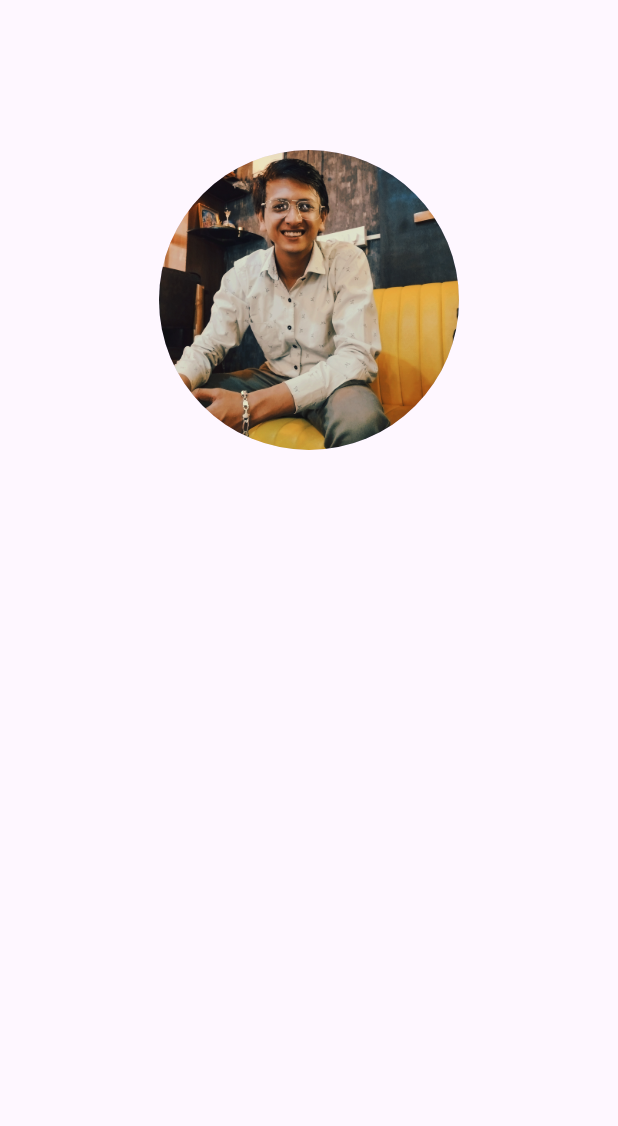
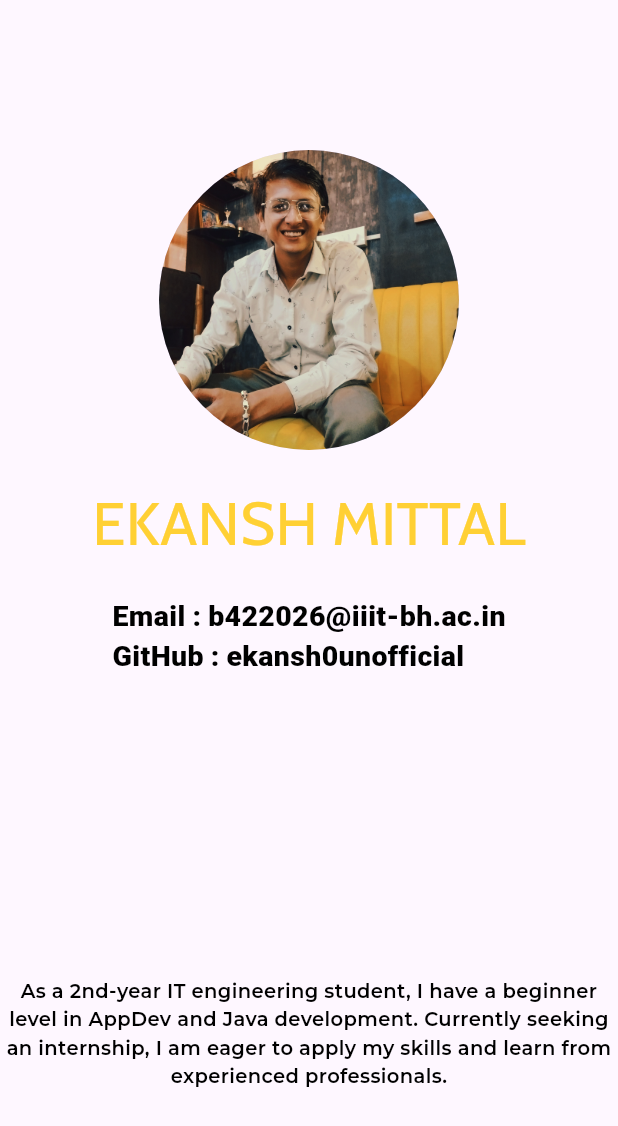
Before and after one commit to ekansh0unofficial/LearnFlutter, a Flutter app: the ProfilePage screen opened by its route, on a phone screen of 412 x 824 dp. Shown: the top 1126 px of the screen. Run offline on Flutter 3.47's test engine with Material 3 defaults, Android fonts, the phone set to English and light mode, and no system bars; our stand-ins replace google_fonts; network calls fail.

Commit message:
Latest Commit

```diff
--- a/lib/main.dart
+++ b/lib/main.dart
@@ -23,7 +23,7 @@ class MyApp extends StatelessWidget{
       theme: MyTheme.lightTheme
      ,
     routes:{
-      MyRoutes.intialRoute: (context) =>ProfilePage(),
+      MyRoutes.intialRoute: (context) =>Homepage(),
       MyRoutes.homeRoute : (context)  => Homepage(),
       MyRoutes.loginRoute :(context) => LoginPage(),
       MyRoutes.profileRoute :(context) => ProfilePage()
--- a/lib/pages/profilepage.dart
+++ b/lib/pages/profilepage.dart
@@ -1,24 +1,72 @@
-// ignore_for_file: prefer_const_constructors
+// ignore_for_file: prefer_const_constructors, prefer_const_literals_to_create_immutables, use_key_in_widget_constructors, must_be_immutable, unnecessary_import
 
+import 'package:flutter/cupertino.dart';
 import 'package:flutter/material.dart';
+import 'package:flutter/widgets.dart';
 import 'package:flutter_dart/widgets/mydrawer.dart';
+import 'package:flutter_dart/widgets/mytheme.dart';
 
 class ProfilePage extends StatelessWidget {
+  var introduction =
+      "As a 2nd-year IT engineering student, I have a beginner level in AppDev and Java development. Currently seeking an internship, I am eager to apply my skills and learn from experienced professionals.";
   @override
   Widget build(BuildContext context) {
     return Scaffold(
       drawer: MyDrawer(),
-      body: Center(
-        child: Column(
-          children:[
-            SizedBox(height: 100,width: 100,),
-            CircleAvatar(radius: 100,backgroundImage: AssetImage( "assets/images/IMG_20240203_181746.jpg")),
-
-          ]
-        )
-
-
-      ),
+      body: SafeArea(
+          child: Center(
+              child: Column(children: [
+        SizedBox(
+          height: 100,
+          width: 100,
+        ),
+        CircleAvatar(
+            radius: 100,
+            backgroundImage:
+                AssetImage("assets/images/IMG_20240203_181746.jpg")),
+        SizedBox(
+          height: 20,
+          width: 20,
+        ),
+        Text(
+          "EKANSH MITTAL",
+          style: MyTheme.lightTheme.textTheme.titleLarge,
+          textAlign: TextAlign.center,
+        ),
+        SizedBox(
+          height: 20,
+        ),
+        Column(
+            mainAxisAlignment: MainAxisAlignment.center,
+            crossAxisAlignment: CrossAxisAlignment.start,
+            children: [
+              Row(
+                mainAxisAlignment: MainAxisAlignment.spaceEvenly,
+                mainAxisSize: MainAxisSize.min,
+                children: [
+                  Text("Email : ",
+                      style: MyTheme.lightTheme.textTheme.bodyLarge),
+                  Text("b422026@iiit-bh.ac.in",
+                      style: MyTheme.lightTheme.textTheme.bodyLarge)
+                ],
+              ),
+              Row(
+                mainAxisAlignment: MainAxisAlignment.spaceEvenly,
+                mainAxisSize: MainAxisSize.min,
+                children: [
+                  Text("GitHub : ",
+                      style: MyTheme.lightTheme.textTheme.bodyLarge),
+                  Text("ekansh0unofficial",
+                      style: MyTheme.lightTheme.textTheme.bodyLarge)
+                ],
+              )
+            ]),
+        SizedBox(
+          height: 200,
+        ),
+        Text(introduction , style : MyTheme.lightTheme.textTheme.bodySmall , textAlign: TextAlign.center
+        ,),
+      ]))),
     );
   }
 }
--- a/lib/widgets/mydrawer.dart
+++ b/lib/widgets/mydrawer.dart
@@ -1,4 +1,4 @@
-// ignore_for_file: use_key_in_widget_constructors, prefer_const_constructors, prefer_const_literals_to_create_immutables
+// ignore_for_file: use_key_in_widget_constructors, prefer_const_constructors, prefer_const_literals_to_create_immutables, unused_import
 
 import 'package:flutter/material.dart';
 import 'package:flutter_dart/pages/homepage.dart';
@@ -39,7 +39,7 @@ class MyDrawer extends StatelessWidget {
               leading: Icon(Icons.person),
               title: Text("Profile", textScaler: TextScaler.linear(1.2),),
               onTap: () => {
-                Navigator.pushNamed(context, MyRoutes.homeRoute)
+                Navigator.pushNamed(context, MyRoutes.profileRoute)
               },
           ),
 
--- a/lib/widgets/mytheme.dart
+++ b/lib/widgets/mytheme.dart
@@ -3,17 +3,34 @@
 import 'package:flutter/material.dart';
 import 'package:google_fonts/google_fonts.dart';
 
-class MyTheme{
- static ThemeData get lightTheme => ThemeData(
+class MyTheme {
+  static ThemeData get lightTheme => ThemeData(
         primarySwatch: Colors.deepPurple,
-        fontFamily:  GoogleFonts.dmSans().fontFamily ,
+        fontFamily: GoogleFonts.dmSans().fontFamily,
         appBarTheme: AppBarTheme(
           elevation: 2.0,
           backgroundColor: Colors.deepPurpleAccent,
           iconTheme: IconThemeData(color: Colors.white70),
-          titleTextStyle: TextStyle(color: Colors.white , fontWeight:FontWeight.w500 , fontSize: 22)
+          titleTextStyle: TextStyle(
+              color: Colors.white, fontWeight: FontWeight.w500, fontSize: 22),
         ),
+        textTheme: TextTheme(
+          bodyLarge: GoogleFonts.aBeeZee(
+              fontSize: 19, fontWeight: FontWeight.w800, color: Colors.black
+            ),
 
-        );
+          bodySmall:GoogleFonts.montserrat(
+              fontSize: 13,fontWeight: FontWeight.w600, color: Colors.black
+            ),
 
+          bodyMedium: GoogleFonts.montserrat(
+              fontSize: 16, color: Colors.black, fontWeight: FontWeight.w700
+            ),
+
+          titleLarge: GoogleFonts.cabin(
+            fontSize: 40 , color : Color.fromARGB(255, 255, 208, 52) , fontWeight : FontWeight.w400,
+          )
+
+        ),
+      );
 }
```
